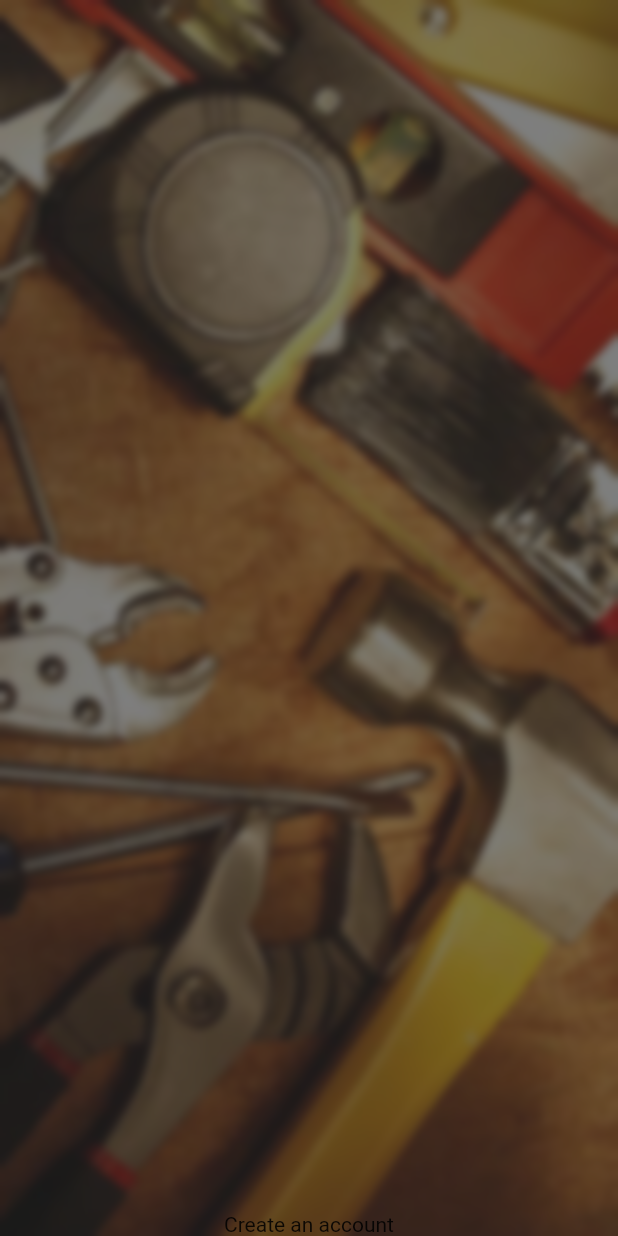
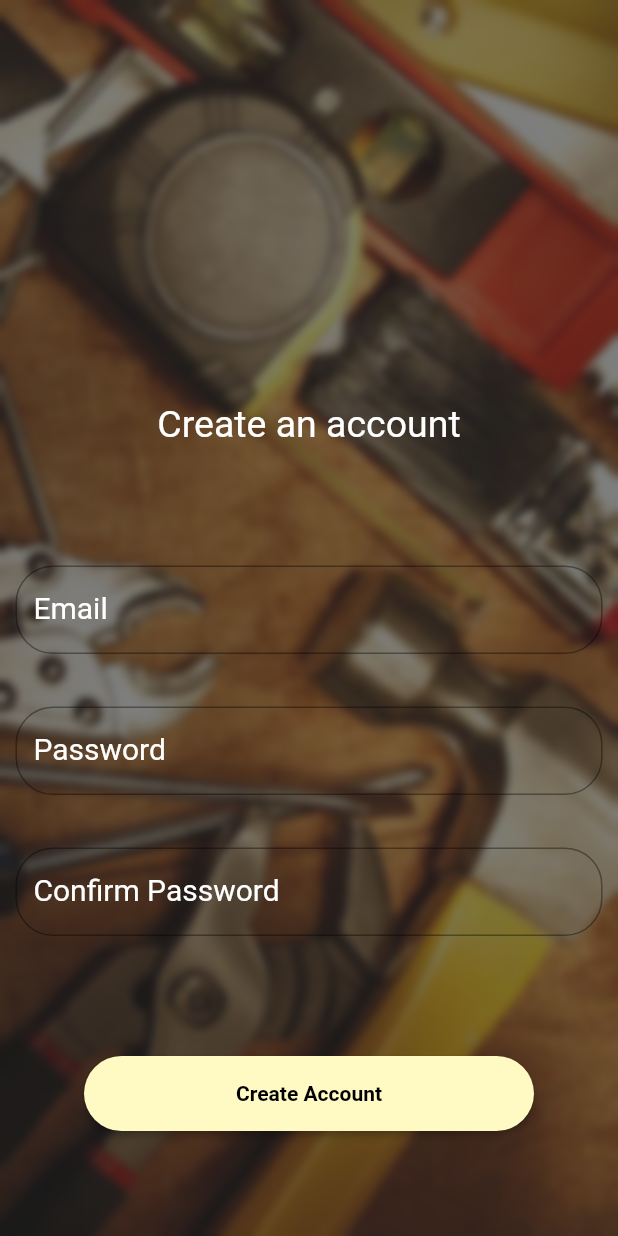
Before and after one commit to Andy0926/KakiRepair, a Flutter app: the RegisterScreen screen opened directly, on a phone screen of 412 x 824 dp. Run offline on Flutter 3.47's test engine with Material 2 defaults, Android fonts, the phone set to English and light mode, and no system bars.

Commit message:
mainFrame added & update Register UI

```diff
--- a/lib/components/app.dart
+++ b/lib/components/app.dart
@@ -1,5 +1,6 @@
 import 'package:flutter/material.dart';
 import 'package:kaki_repair/ui/login.dart';
+import 'package:kaki_repair/ui/mainFrame.dart';
 import 'package:kaki_repair/ui/mainScreen.dart';
 import 'package:kaki_repair/ui/register.dart';
 
@@ -18,6 +19,7 @@ class _RunAppState extends State<RunApp> {
       routes: {
         '/login': (BuildContext context) => LoginScreen(),
         '/register':(BuildContext context)=>RegisterScreen(),
+        '/mainFrame':(BuildContext context)=>MainFrame(),
       },
     );
   }
--- a/lib/components/buttons.dart
+++ b/lib/components/buttons.dart
@@ -77,9 +77,36 @@ class ButtonLogin extends StatelessWidget {
           borderRadius: BorderRadius.circular(30.0),
         ),
         onPressed: () => {
-              //Navigator.pushReplacementNamed(context, '/swipe'),
+              Navigator.pushReplacementNamed(context, '/mainFrame'),
             },
       ),
     );
   }
 }
+
+class ButtonRegister extends StatelessWidget {
+  @override
+  Widget build(BuildContext context) {
+    return Container(
+      height: 50.0,
+      width: 300.0,
+      child: RaisedButton(
+        textColor: Colors.black,
+        color: Colors.yellow[100],
+        child: Text(
+          'Create Account',
+          style: TextStyle(
+            color: Colors.black,
+            fontWeight: FontWeight.bold,
+          ),
+        ),
+        shape: RoundedRectangleBorder(
+          borderRadius: BorderRadius.circular(30.0),
+        ),
+        onPressed: () => {
+              Navigator.pushReplacementNamed(context, '/mainFrame'),
+            },
+      ),
+    );
+  }
+}
--- a/lib/components/input.dart
+++ b/lib/components/input.dart
@@ -17,9 +17,8 @@ class InputLogin extends StatelessWidget {
             border: OutlineInputBorder(
               borderRadius: new BorderRadius.circular(25.0),
             ),
-            labelText: 'Login',
+            labelText: 'Email',
             labelStyle: TextStyle(fontSize: 20, color: Colors.white),
-            fillColor: Colors.white,
           ),
         ),
       ),
@@ -53,3 +52,30 @@ class InputPassword extends StatelessWidget {
     );
   }
 }
+
+class InputConfirmPassword extends StatelessWidget {
+  @override
+  Widget build(BuildContext context) {
+   return Container(
+      child: new Theme(
+        data: new ThemeData(
+          primaryColor: Colors.redAccent,
+          primaryColorDark: Colors.red,
+        ),
+        child: TextFormField(
+          textAlign: TextAlign.center,
+          cursorColor: Colors.white,
+          style: TextStyle(color: Colors.white),
+          decoration: InputDecoration(
+            labelText: 'Confirm Password',
+            labelStyle: TextStyle(fontSize: 20, color: Colors.white),
+            border: OutlineInputBorder(
+              borderRadius: new BorderRadius.circular(25.0),
+            ),
+          ),
+          obscureText: true,
+        ),
+      ),
+    );
+  }
+}
--- a/lib/ui/register.dart
+++ b/lib/ui/register.dart
@@ -1,5 +1,7 @@
 import 'package:flutter/material.dart';
 import 'package:kaki_repair/components/background.dart';
+import 'package:kaki_repair/components/buttons.dart';
+import 'package:kaki_repair/components/input.dart';
 
 class RegisterScreen extends StatefulWidget {
   @override
@@ -16,7 +18,8 @@ final double deviceWidth = MediaQuery.of(context).size.width;
         Navigator.pushReplacementNamed(context, '/');
       },
       child: Scaffold(
-        body: LayoutBuilder(builder: (context,constraints){
+        body: LayoutBuilder(
+          builder: (context, constraints) {
             return Container(
               child: Stack(
                 fit: StackFit.expand,
@@ -36,7 +39,31 @@ final double deviceWidth = MediaQuery.of(context).size.width;
                                 crossAxisAlignment: CrossAxisAlignment.center,
                                 children: <Widget>[
                                   Spacer(),
-                                  Text('Create an account'
+                                  Text(
+                                    'Create an account',
+                                    style: TextStyle(
+                                      color: Colors.white,
+                                      fontSize: 25,
+                                    ),
+                                  ),
+                                  SizedBox(
+                                    height: 80.0,
+                                  ),
+                                  InputLogin(),
+                                  SizedBox(
+                                    height: 35.0,
+                                  ),
+                                  InputPassword(),
+                                  SizedBox(
+                                    height: 35.0,
+                                  ),
+                                  InputConfirmPassword(),
+                                  SizedBox(
+                                    height: 80.0,
+                                  ),
+                                  ButtonRegister(),
+                                  SizedBox(
+                                    height: 70.0,
                                   ),
                                 ],
                               ),
@@ -49,7 +76,8 @@ final double deviceWidth = MediaQuery.of(context).size.width;
                 ],
               ),
             );
-        },),
+          },
+        ),
       ),
     );
   }
--- a/pubspec.yaml
+++ b/pubspec.yaml
@@ -46,6 +46,7 @@ flutter:
   assets:
   - assets/kakiRepair.png
   - assets/toolsBackground.png
+  - assets/mainBackground.jpg
   #  - images/a_dot_ham.jpeg
 
   # An image asset can refer to one or more resolution-specific "variants", see
```
Also changed, not shown: lib/components/background.dart (+12 -0 lines), lib/ui/mainFrame.dart (added, +57 -0 lines), 1 other file. Lines whose indentation alone changed are shown as unchanged.
